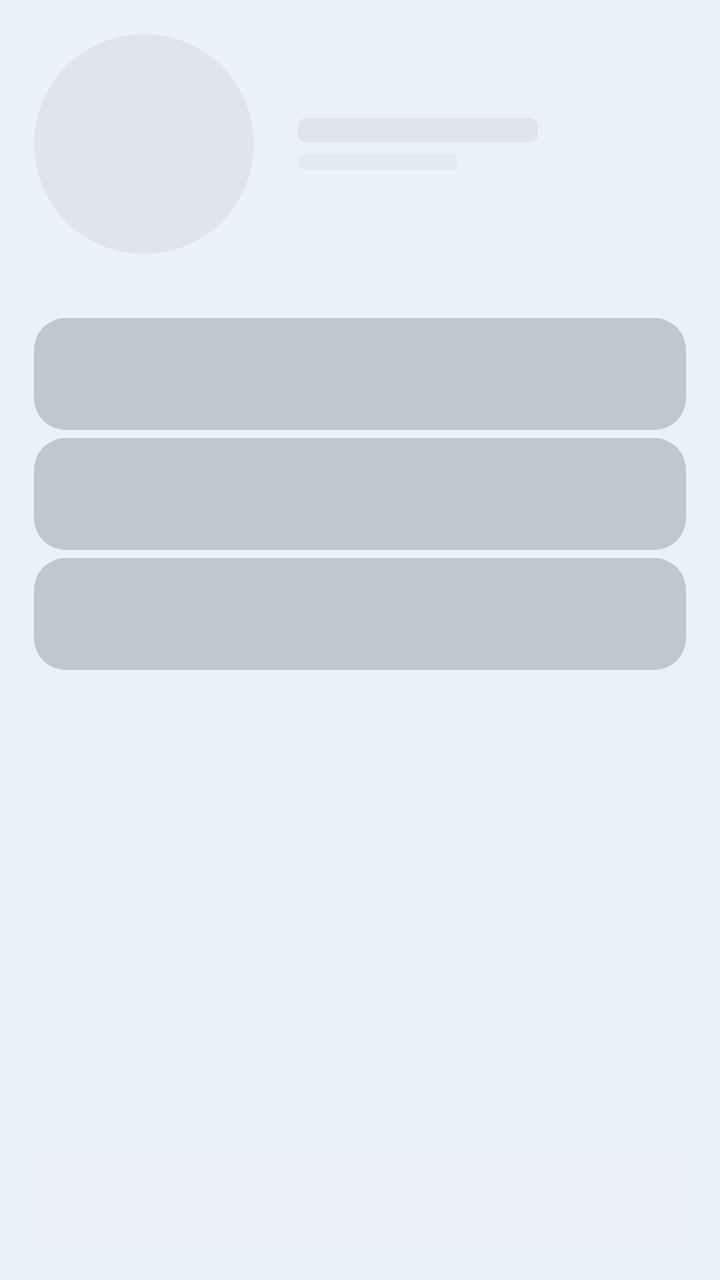
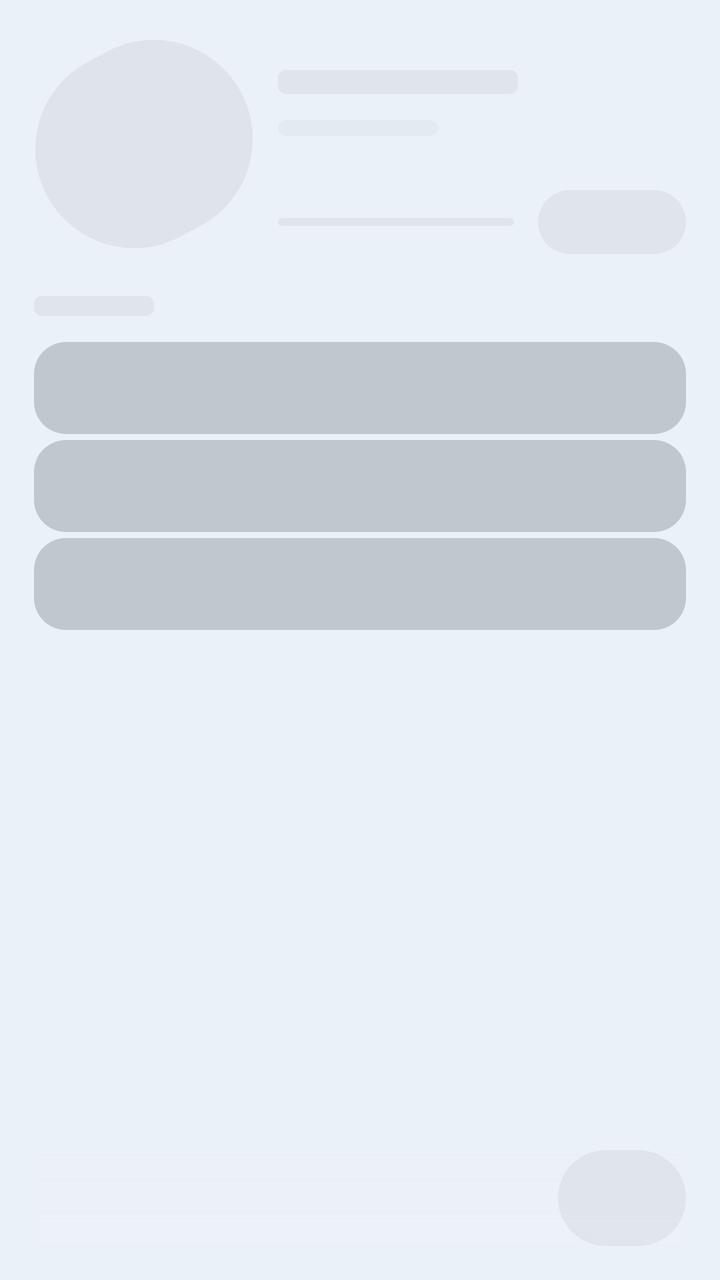

The first picture is an Android layout as it rendered before a commit; the second is the same layout after the commit. The layout source and the unified diff follow.
<!-- AndroidManifest.xml: application theme Theme.MusicWidget -->
<!-- res/layout/glance_loading_large.xml -->
<RelativeLayout xmlns:android="http://schemas.android.com/apk/res/android"
    android:layout_width="match_parent"
    android:layout_height="match_parent"
    android:background="@color/music_widget_background">

    
    <ImageView
        android:layout_width="60dp"
        android:layout_height="8dp"
        android:layout_alignParentTop="true"
        android:layout_alignParentEnd="true"
        android:layout_margin="16dp"
        android:src="@drawable/preview_skeleton_pill"
        android:visibility="gone"
        android:contentDescription="@null" />

    <LinearLayout
        android:layout_width="match_parent"
        android:layout_height="match_parent"
        android:orientation="vertical"
        android:padding="@dimen/widget_padding">

        
        <LinearLayout
            android:layout_width="match_parent"
            android:layout_height="wrap_content"
            android:orientation="horizontal"
            android:gravity="center_vertical"
            android:layout_marginBottom="16dp">

            
            <FrameLayout
                android:id="@+id/loading_art_container_large"
                android:layout_width="110dp"
                android:layout_height="110dp">
                <ImageView
                    android:layout_width="match_parent"
                    android:layout_height="match_parent"
                    android:src="@drawable/preview_skeleton_pill"
                    android:contentDescription="@null" />
            </FrameLayout>

            
            <LinearLayout
                android:layout_width="wrap_content"
                android:layout_height="wrap_content"
                android:layout_marginStart="@dimen/widget_content_margin_start"
                android:orientation="vertical">
                <ImageView
                    android:layout_width="120dp"
                    android:layout_height="12dp"
                    android:src="@drawable/preview_skeleton_bar"
                    android:contentDescription="@null" />
                <ImageView
                    android:layout_width="80dp"
                    android:layout_height="8dp"
                    android:layout_marginTop="6dp"
                    android:src="@drawable/preview_skeleton_bar"
                    android:alpha="0.6"
                    android:contentDescription="@null" />
            </LinearLayout>
        </LinearLayout>

        
        <FrameLayout
            android:layout_width="match_parent"
            android:layout_height="0dp"
            android:layout_weight="1"
            android:layout_marginTop="16dp">

            <LinearLayout
                android:layout_width="match_parent"
                android:layout_height="wrap_content"
                android:orientation="vertical">
                
                <ImageView
                    android:layout_width="match_parent"
                    android:layout_height="56dp"
                    android:layout_marginBottom="4dp"
                    android:src="@drawable/bg_preview_card"
                    android:contentDescription="@null" />
                
                <ImageView
                    android:layout_width="match_parent"
                    android:layout_height="56dp"
                    android:layout_marginBottom="4dp"
                    android:src="@drawable/bg_preview_card"
                    android:contentDescription="@null" />
                
                <ImageView
                    android:layout_width="match_parent"
                    android:layout_height="56dp"
                    android:layout_marginBottom="4dp"
                    android:src="@drawable/bg_preview_card"
                    android:contentDescription="@null" />
            </LinearLayout>

            
            <ImageView
                android:layout_width="match_parent"
                android:layout_height="48dp"
                android:layout_gravity="bottom"
                android:src="@drawable/history_fade_scrim"
                android:contentDescription="@null" />
        </FrameLayout>
    </LinearLayout>
</RelativeLayout>
<!-- resources referenced by this layout -->
<resources>
  <color name="music_widget_background">#FFFFFF</color>
  <dimen name="widget_content_margin_start">22dp</dimen>
  <dimen name="widget_padding">17dp</dimen>
  <!-- drawable bg_preview_card (drawable) -->
  <?xml version="1.0" encoding="utf-8"?>
  <shape xmlns:android="http://schemas.android.com/apk/res/android"
      android:shape="rectangle">
      <solid android:color="@color/music_widget_surface_variant" />
      <corners android:radius="16dp" />
  </shape>
  <!-- drawable history_fade_scrim (drawable) -->
  <?xml version="1.0" encoding="utf-8"?>
  <shape xmlns:android="http://schemas.android.com/apk/res/android">
      <gradient
          android:angle="90"
          android:startColor="@color/music_widget_background"
          android:endColor="@android:color/transparent"
          android:type="linear" />
  </shape>
  <!-- drawable preview_skeleton_bar (drawable) -->
  <?xml version="1.0" encoding="utf-8"?>
  <shape xmlns:android="http://schemas.android.com/apk/res/android">
      <solid android:color="@color/music_widget_skeleton" />
      <corners android:radius="4dp" />
  </shape>
  <!-- drawable preview_skeleton_pill (drawable) -->
  <?xml version="1.0" encoding="utf-8"?>
  <shape xmlns:android="http://schemas.android.com/apk/res/android">
      <solid android:color="@color/music_widget_skeleton" />
      <corners android:radius="100dp" />
  </shape>
  <style name="Theme.MusicWidget" parent="@android:style/Theme.DeviceDefault.NoActionBar" />
  <color name="music_widget_surface_variant">#E7E0EC</color>
  <color name="music_widget_skeleton">#1F000000</color>
</resources>

<!-- the commit's change to res/layout/glance_loading_large.xml (unified diff, before → after) -->
@@ -23,9 +23,8 @@
         
         <LinearLayout
             android:layout_width="match_parent"
-            android:layout_height="wrap_content"
+            android:layout_height="110dp"
             android:orientation="horizontal"
-            android:gravity="center_vertical"
             android:layout_marginBottom="16dp">
 
             
@@ -36,37 +35,69 @@
                 <ImageView
                     android:layout_width="match_parent"
                     android:layout_height="match_parent"
-                    android:src="@drawable/preview_skeleton_pill"
+                    android:src="@drawable/preview_skeleton_art"
                     android:contentDescription="@null" />
             </FrameLayout>
 
             
-            <LinearLayout
-                android:layout_width="wrap_content"
-                android:layout_height="wrap_content"
-                android:layout_marginStart="@dimen/widget_content_margin_start"
-                android:orientation="vertical">
-                <ImageView
-                    android:layout_width="120dp"
-                    android:layout_height="12dp"
-                    android:src="@drawable/preview_skeleton_bar"
-                    android:contentDescription="@null" />
-                <ImageView
-                    android:layout_width="80dp"
-                    android:layout_height="8dp"
-                    android:layout_marginTop="6dp"
-                    android:src="@drawable/preview_skeleton_bar"
-                    android:alpha="0.6"
-                    android:contentDescription="@null" />
-            </LinearLayout>
+            <RelativeLayout
+                android:id="@+id/skeleton_text_column"
+                android:layout_width="0dp"
+                android:layout_height="match_parent"
+                android:layout_weight="1"
+                android:layout_marginStart="12dp">
+
+                
+                <LinearLayout
+                    android:layout_width="wrap_content"
+                    android:layout_height="wrap_content"
+                    android:layout_alignParentTop="true"
+                    android:orientation="vertical">
+                    <ImageView
+                        android:layout_width="120dp"
+                        android:layout_height="12dp"
+                        android:layout_marginTop="18dp"
+                        android:src="@drawable/preview_skeleton_bar"
+                        android:contentDescription="@null" />
+                    <ImageView
+                        android:layout_width="80dp"
+                        android:layout_height="8dp"
+                        android:layout_marginTop="13dp"
+                        android:src="@drawable/preview_skeleton_bar"
+                        android:alpha="0.6"
+                        android:contentDescription="@null" />
+                </LinearLayout>
+
+                
+                <LinearLayout
+                    android:id="@+id/skeleton_controls_row"
+                    android:layout_width="match_parent"
+                    android:layout_height="32dp"
+                    android:layout_alignParentBottom="true"
+                    android:orientation="horizontal"
+                    android:gravity="center_vertical">
+                    <ImageView
+                        android:layout_width="0dp"
+                        android:layout_height="4dp"
+                        android:layout_weight="1"
+                        android:src="@drawable/preview_skeleton_bar"
+                        android:contentDescription="@null" />
+                    <ImageView
+                        android:id="@+id/skeleton_controls_group"
+                        android:layout_width="74dp"
+                        android:layout_height="32dp"
+                        android:layout_marginStart="12dp"
+                        android:src="@drawable/preview_skeleton_pill"
+                        android:contentDescription="@null" />
+                </LinearLayout>
+            </RelativeLayout>
         </LinearLayout>
 
         
         <FrameLayout
             android:layout_width="match_parent"
             android:layout_height="0dp"
-            android:layout_weight="1"
-            android:layout_marginTop="16dp">
+            android:layout_weight="1">
 
             <LinearLayout
                 android:layout_width="match_parent"
@@ -74,23 +105,31 @@
                 android:orientation="vertical">
                 
                 <ImageView
+                    android:layout_width="60dp"
+                    android:layout_height="10dp"
+                    android:layout_marginTop="5dp"
+                    android:layout_marginBottom="13dp"
+                    android:src="@drawable/preview_skeleton_bar"
+                    android:contentDescription="@null" />
+                
+                <ImageView
                     android:layout_width="match_parent"
-                    android:layout_height="56dp"
-                    android:layout_marginBottom="4dp"
+                    android:layout_height="46dp"
+                    android:layout_marginBottom="3dp"
                     android:src="@drawable/bg_preview_card"
                     android:contentDescription="@null" />
                 
                 <ImageView
                     android:layout_width="match_parent"
-                    android:layout_height="56dp"
-                    android:layout_marginBottom="4dp"
+                    android:layout_height="46dp"
+                    android:layout_marginBottom="3dp"
                     android:src="@drawable/bg_preview_card"
                     android:contentDescription="@null" />
                 
                 <ImageView
                     android:layout_width="match_parent"
-                    android:layout_height="56dp"
-                    android:layout_marginBottom="4dp"
+                    android:layout_height="46dp"
+                    android:layout_marginBottom="3dp"
                     android:src="@drawable/bg_preview_card"
                     android:contentDescription="@null" />
             </LinearLayout>
@@ -104,4 +143,16 @@
                 android:contentDescription="@null" />
         </FrameLayout>
     </LinearLayout>
+
+    
+    <ImageView
+        android:id="@+id/skeleton_play_button"
+        android:layout_width="64dp"
+        android:layout_height="48dp"
+        android:layout_alignParentBottom="true"
+        android:layout_alignParentEnd="true"
+        android:layout_marginBottom="@dimen/widget_padding"
+        android:layout_marginEnd="@dimen/widget_padding"
+        android:src="@drawable/preview_skeleton_pill"
+        android:contentDescription="@null" />
 </RelativeLayout>
<!-- resource entries referenced after the edit -->
@@ -1,7 +1,6 @@
 <!-- resources referenced by this layout -->
 <resources>
   <color name="music_widget_background">#FFFFFF</color>
-  <dimen name="widget_content_margin_start">22dp</dimen>
   <dimen name="widget_padding">17dp</dimen>
   <!-- drawable bg_preview_card (drawable) -->
   <?xml version="1.0" encoding="utf-8"?>
@@ -19,6 +18,28 @@
           android:endColor="@android:color/transparent"
           android:type="linear" />
   </shape>
+  <!-- drawable preview_skeleton_art (drawable) -->
+  <?xml version="1.0" encoding="utf-8"?>
+  <vector xmlns:android="http://schemas.android.com/apk/res/android"
+      android:width="110dp"
+      android:height="110dp"
+      android:viewportWidth="110"
+      android:viewportHeight="110">
+      <group
+          android:pivotX="55"
+          android:pivotY="55"
+          android:rotation="-28">
+          
+          <path
+              android:fillColor="@color/music_widget_skeleton"
+              android:pathData="M 49.5,5.5
+                                L 60.5,5.5
+                                A 49.5,49.5 0 0 1 60.5,104.5
+                                L 49.5,104.5
+                                A 49.5,49.5 0 0 1 49.5,5.5
+                                Z" />
+      </group>
+  </vector>
   <!-- drawable preview_skeleton_bar (drawable) -->
   <?xml version="1.0" encoding="utf-8"?>
   <shape xmlns:android="http://schemas.android.com/apk/res/android">
